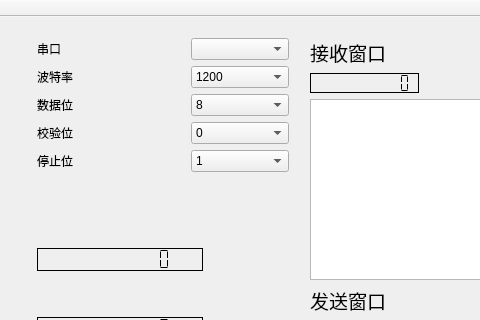
First picture: the form in mainwindow.ui, repository KongQingXin12/JCY-1, before the edit; both pictures show x 414 to 894 and y 0 to 320 of the 1003 by 643 pixel window.
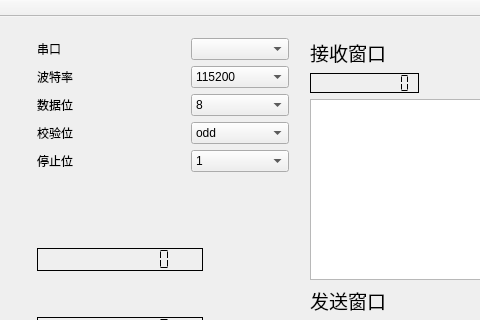
Second picture: the form after the edit.

The edit to the form file:
```diff
--- a/mainwindow.ui
+++ b/mainwindow.ui
@@ -27,7 +27,7 @@
      <string/>
     </property>
    </widget>
-   <widget class="QWidget" name="">
+   <widget class="QWidget" name="layoutWidget">
     <property name="geometry">
      <rect>
       <x>440</x>
@@ -64,6 +64,11 @@
            </item>
            <item row="1" column="2">
             <widget class="QComboBox" name="BaudBox">
+             <item>
+              <property name="text">
+               <string>115200</string>
+              </property>
+             </item>
              <item>
               <property name="text">
                <string>1200</string>
@@ -111,6 +116,11 @@
            </item>
            <item row="3" column="2">
             <widget class="QComboBox" name="ParityBox">
+             <item>
+              <property name="text">
+               <string>odd</string>
+              </property>
+             </item>
              <item>
               <property name="text">
                <string>0</string>
```
Left out of the diff: 123 changed lines with no effect on the pictures.
